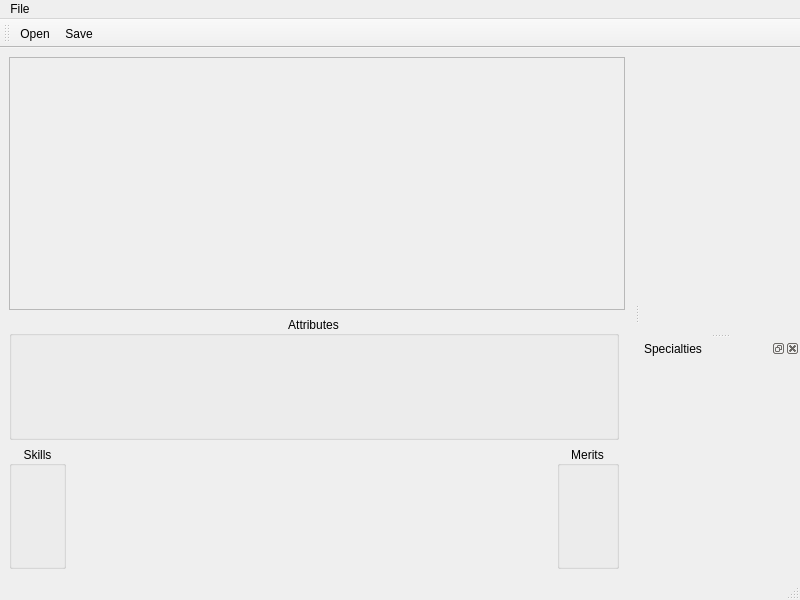
The window that ui/MainWindow.ui (Kamduis/SoulCreator) describes before a commit, drawn with Qt 5.
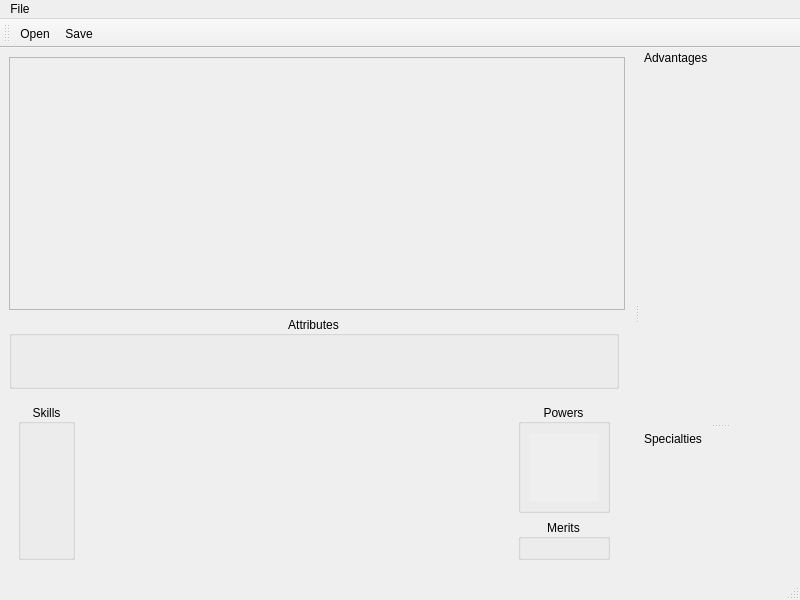
The same window after the commit.

Commit message:
Merits werden alle angezeigt.
Anstatt die Merits Widget für Widget anzeigen und verschwinden zu
lassen, werden jetzt alle angezeigt. Allerdings soll später über einen
Dialog ausgewählt werden können, welche Merits wie oft angezeigt werden
können.

Weitere Fortschritte beim Speichern und Laden von Charakteren.

```diff
--- a/ui/MainWindow.ui
+++ b/ui/MainWindow.ui
@@ -67,9 +67,6 @@
           <item>
            <widget class="QFrame" name="frame_body">
             <layout class="QHBoxLayout" name="horizontalLayout">
-             <property name="margin">
-              <number>0</number>
-             </property>
              <item>
               <widget class="QGroupBox" name="groupBox_skills">
                <property name="sizePolicy">
@@ -101,15 +98,70 @@
               </spacer>
              </item>
              <item>
-              <widget class="QGroupBox" name="groupBox_merits">
-               <property name="title">
-                <string>Merits</string>
-               </property>
-               <property name="alignment">
-                <set>Qt::AlignCenter</set>
-               </property>
-               <layout class="QVBoxLayout" name="layout_merits"/>
-              </widget>
+              <layout class="QVBoxLayout" name="verticalLayout_5">
+               <item>
+                <widget class="QGroupBox" name="groupBox_powers">
+                 <property name="title">
+                  <string>Powers</string>
+                 </property>
+                 <property name="alignment">
+                  <set>Qt::AlignCenter</set>
+                 </property>
+                 <layout class="QVBoxLayout" name="layout_2">
+                  <item>
+                   <widget class="QScrollArea" name="scrollArea_3">
+                    <property name="sizePolicy">
+                     <sizepolicy hsizetype="Minimum" vsizetype="Minimum">
+                      <horstretch>0</horstretch>
+                      <verstretch>0</verstretch>
+                     </sizepolicy>
+                    </property>
+                    <property name="frameShape">
+                     <enum>QFrame::NoFrame</enum>
+                    </property>
+                    <property name="frameShadow">
+                     <enum>QFrame::Plain</enum>
+                    </property>
+                    <property name="lineWidth">
+                     <number>0</number>
+                    </property>
+                    <property name="widgetResizable">
+                     <bool>true</bool>
+                    </property>
+                    <widget class="QWidget" name="scrollAreaWidgetContents_3">
+                     <property name="geometry">
+                      <rect>
+                       <x>0</x>
+                       <y>0</y>
+                       <width>72</width>
+                       <height>72</height>
+                      </rect>
+                     </property>
+                     <property name="sizePolicy">
+                      <sizepolicy hsizetype="MinimumExpanding" vsizetype="MinimumExpanding">
+                       <horstretch>0</horstretch>
+                       <verstretch>0</verstretch>
+                      </sizepolicy>
+                     </property>
+                     <layout class="QVBoxLayout" name="layout_powers"/>
+                    </widget>
+                   </widget>
+                  </item>
+                 </layout>
+                </widget>
+               </item>
+               <item>
+                <widget class="QGroupBox" name="groupBox_merits">
+                 <property name="title">
+                  <string>Merits</string>
+                 </property>
+                 <property name="alignment">
+                  <set>Qt::AlignCenter</set>
+                 </property>
+                 <layout class="QVBoxLayout" name="layout_merits"/>
+                </widget>
+               </item>
+              </layout>
              </item>
             </layout>
            </widget>
@@ -163,7 +215,7 @@
   <widget class="QStatusBar" name="statusbar"/>
   <widget class="QDockWidget" name="dockWidget_preferences">
    <property name="sizePolicy">
-    <sizepolicy hsizetype="MinimumExpanding" vsizetype="Preferred">
+    <sizepolicy hsizetype="MinimumExpanding" vsizetype="MinimumExpanding">
      <horstretch>0</horstretch>
      <verstretch>0</verstretch>
     </sizepolicy>
@@ -171,18 +223,32 @@
    <property name="minimumSize">
     <size>
      <width>160</width>
-     <height>44</height>
+     <height>93</height>
     </size>
    </property>
    <property name="features">
-    <set>QDockWidget::DockWidgetMovable</set>
+    <set>QDockWidget::NoDockWidgetFeatures</set>
+   </property>
+   <property name="windowTitle">
+    <string>Advantages</string>
    </property>
    <attribute name="dockWidgetArea">
     <number>2</number>
    </attribute>
-   <widget class="QWidget" name="dockWidget_preferencesContents"/>
+   <widget class="QWidget" name="dockWidget_advantagesContents">
+    <property name="sizePolicy">
+     <sizepolicy hsizetype="Preferred" vsizetype="MinimumExpanding">
+      <horstretch>0</horstretch>
+      <verstretch>0</verstretch>
+     </sizepolicy>
+    </property>
+    <layout class="QVBoxLayout" name="layout_advantages"/>
+   </widget>
   </widget>
   <widget class="QDockWidget" name="dockWidget_specialties">
+   <property name="features">
+    <set>QDockWidget::NoDockWidgetFeatures</set>
+   </property>
    <property name="windowTitle">
     <string>Specialties</string>
    </property>
```
Left out of the diff: 4 changed lines with no effect on the pictures. The commit also changes 31 other files.
